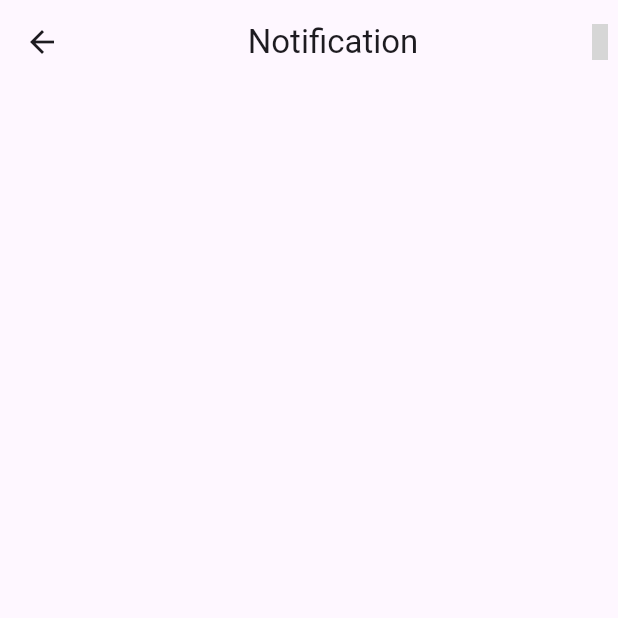
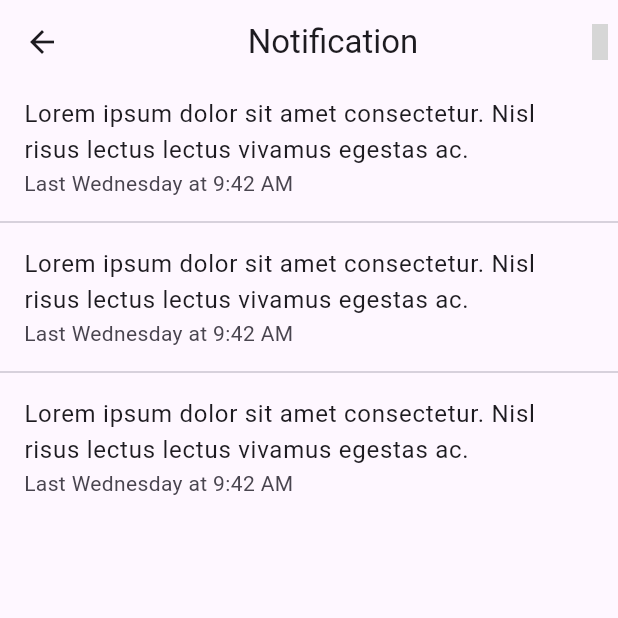
Before and after one commit to Yassin59189/SaveIt, a Flutter app: the test screen opened directly, on a phone screen of 412 x 824 dp, the top half of it. Run offline on Flutter 3.47's test engine with Material 3 defaults, Android fonts, the phone set to English and light mode, and no system bars; drawn by our look-alikes of flutter_slidable; our stand-ins replace curved_navigation_bar, get, get_storage, iconsax, intl_phone_field, logger and 1 more; accounts and stored records are empty; grey boxes are pictures that could not be loaded.

Commit message:
home last

```diff
--- a/lib/features/authentication/screens/home/home.dart
+++ b/lib/features/authentication/screens/home/home.dart
@@ -12,7 +12,7 @@ class HomeScreen extends StatelessWidget {
     Future NotificationBottomSheet(BuildContext context){
     return showModalBottomSheet(context: context,
     builder: (context) => Container(
-      height: 200,
+      height: 500,
       child: test(),
     ));
   }
--- a/lib/features/authentication/screens/home/notification_bottom_sheet/notification_bottom_sheet.dart
+++ b/lib/features/authentication/screens/home/notification_bottom_sheet/notification_bottom_sheet.dart
@@ -1,15 +1,44 @@
- import 'package:flutter/material.dart';
+
+import 'package:flutter/material.dart';
+import 'package:flutter_slidable/flutter_slidable.dart';
 import 'package:iconsax/iconsax.dart';
+import 'package:saveit/features/authentication/screens/home/notification_bottom_sheet/notification_data.dart';
   class test extends StatelessWidget {
-  const test({super.key});
-
+  test({super.key});
+  List <notification> notifications = List.of(data.notifications);
   @override
   Widget build(BuildContext context) {
+
     return Scaffold(
       appBar: AppBar(
         title: Center(child: Text("Notification")),
         actions: [Icon(Iconsax.more)],
       ),
+      body: ListView.separated(
+      itemCount: notifications.length,
+      itemBuilder: (context, index){
+        return Slidable(
+          startActionPane: ActionPane(
+            motion: const BehindMotion(),
+            children: [
+              SlidableAction(icon: Iconsax.receipt_add, onPressed: (context){}, backgroundColor: Color(0xFF5469D4),)
+            ],
+          ),
+          endActionPane: ActionPane(motion: BehindMotion(), children: [
+            SlidableAction(onPressed: (context){}, icon: Iconsax.box, backgroundColor: Color(0xFF3C4257),)
+          ]),
+          child: listTile(index));
+      },
+      separatorBuilder: (context, index) => const Divider(),
+
+      )
+
+    );
+  }
+  Widget listTile(int index){
+    return ListTile(
+      title: Text(notifications[index].description!),
+      subtitle: Text(notifications[index].date!),
     );
   }
 }
--- /dev/null
+++ b/lib/features/authentication/screens/home/notification_bottom_sheet/notification_data.dart
@@ -0,0 +1,20 @@
+class notification{
+  String? description;
+  String? date;
+  notification({this.description, this.date});
+}
+
+class data{
+  static final notifications = <notification>[
+    notification(
+      description: "Lorem ipsum dolor sit amet consectetur. Nisl risus lectus lectus vivamus egestas ac.",
+      date: "Last Wednesday at 9:42 AM",
+    ),notification(
+      description: "Lorem ipsum dolor sit amet consectetur. Nisl risus lectus lectus vivamus egestas ac.",
+      date: "Last Wednesday at 9:42 AM",
+    ),notification(
+      description: "Lorem ipsum dolor sit amet consectetur. Nisl risus lectus lectus vivamus egestas ac.",
+      date: "Last Wednesday at 9:42 AM",
+    )
+  ];
+}
--- a/lib/navigation_menu.dart
+++ b/lib/navigation_menu.dart
@@ -1,6 +1,7 @@
 import 'package:flutter/material.dart';
 import 'package:curved_navigation_bar/curved_navigation_bar.dart';
 import 'package:get/get.dart';
+import 'package:saveit/features/authentication/screens/Store/mainpage.dart';
 import 'package:saveit/features/authentication/screens/home/home.dart';
 import 'package:saveit/utils/constants/colors.dart';
 
@@ -54,5 +55,5 @@ class NavigationMenu extends StatelessWidget {
 }
 class NavigationController extends GetxController{
   final Rx<int> selectedIndex = 1.obs;
-  final screens = [Container(color: const Color.fromARGB(255, 226, 226, 226),),HomeScreen(),Container(color: const Color.fromARGB(255, 206, 10, 10),)];
+  final screens = [mainStore(),HomeScreen(),Container(color: const Color.fromARGB(255, 206, 10, 10),)];
 }
```
Also changed, not shown: lib/features/authentication/screens/home/wallet.dart (added), pubspec.lock.
